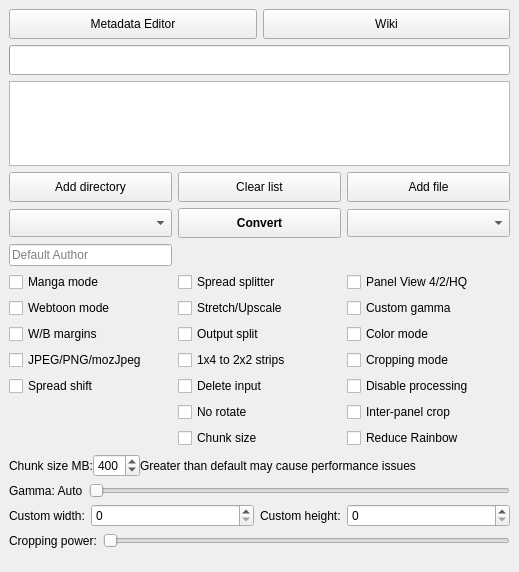
Old version of the form gui/KCC.ui in the repository ciromattia/kcc.
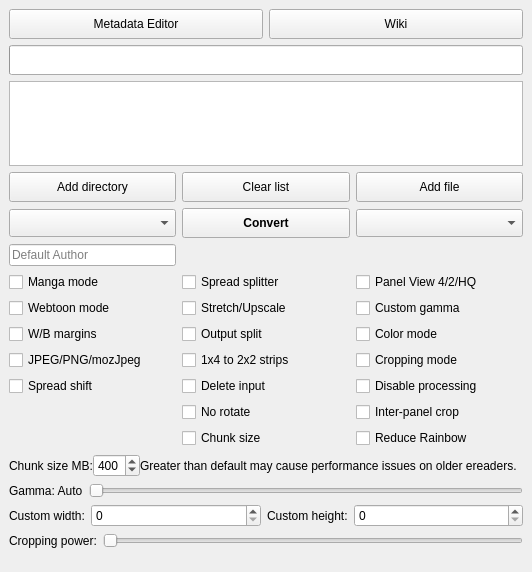
New version of the form. Icons and pictures are not drawn.

Commit message: add 'on older ereaders'

What changed in the file:
```diff
--- a/gui/KCC.ui
+++ b/gui/KCC.ui
@@ -723,7 +723,7 @@
           </sizepolicy>
          </property>
          <property name="text">
-          <string>Greater than default may cause performance issues</string>
+          <string>Greater than default may cause performance issues on older ereaders.</string>
          </property>
         </widget>
        </item>
```
The commit also changes 1 other file.
